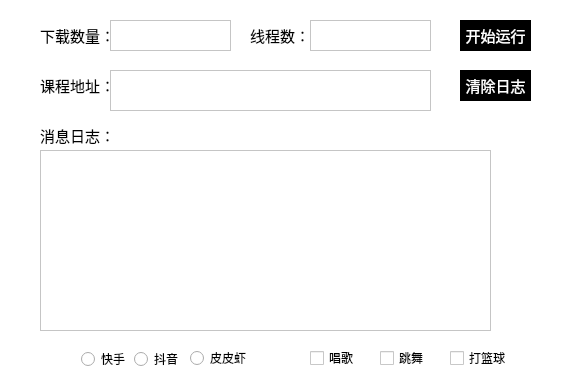
Qt form ui_spider/crawler_case/test2.ui (xwk134/myspider) before a commit.
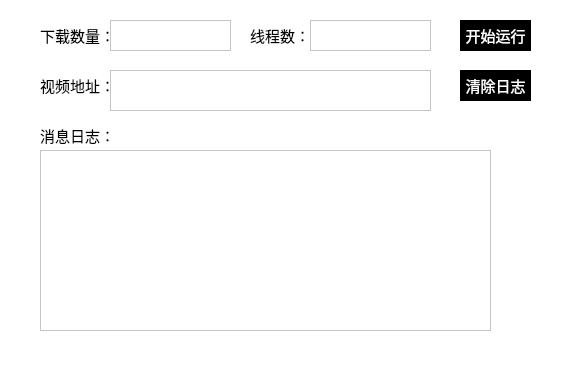
The same form after that commit.

Commit message: B站视频下载路径修改

Patch:
```diff
--- a/ui_spider/crawler_case/test2.ui
+++ b/ui_spider/crawler_case/test2.ui
@@ -79,7 +79,7 @@
     </rect>
    </property>
    <property name="text">
-    <string>课程地址：</string>
+    <string>视频地址：</string>
    </property>
   </widget>
   <widget class="QLabel" name="label_2">
@@ -161,102 +161,6 @@
     </rect>
    </property>
   </widget>
-  <widget class="QRadioButton" name="radioButton">
-   <property name="geometry">
-    <rect>
-     <x>81</x>
-     <y>351</y>
-     <width>47</width>
-     <height>16</height>
-    </rect>
-   </property>
-   <property name="text">
-    <string>快手</string>
-   </property>
-   <attribute name="buttonGroup">
-    <string notr="true">buttonGroup</string>
-   </attribute>
-  </widget>
-  <widget class="QRadioButton" name="radioButton_2">
-   <property name="geometry">
-    <rect>
-     <x>134</x>
-     <y>351</y>
-     <width>47</width>
-     <height>16</height>
-    </rect>
-   </property>
-   <property name="text">
-    <string>抖音</string>
-   </property>
-   <attribute name="buttonGroup">
-    <string notr="true">buttonGroup</string>
-   </attribute>
-  </widget>
-  <widget class="QRadioButton" name="radioButton_3">
-   <property name="geometry">
-    <rect>
-     <x>190</x>
-     <y>350</y>
-     <width>89</width>
-     <height>16</height>
-    </rect>
-   </property>
-   <property name="text">
-    <string>皮皮虾</string>
-   </property>
-   <attribute name="buttonGroup">
-    <string notr="true">buttonGroup</string>
-   </attribute>
-  </widget>
-  <widget class="QCheckBox" name="checkBox">
-   <property name="geometry">
-    <rect>
-     <x>310</x>
-     <y>350</y>
-     <width>71</width>
-     <height>16</height>
-    </rect>
-   </property>
-   <property name="text">
-    <string>唱歌</string>
-   </property>
-   <attribute name="buttonGroup">
-    <string notr="true">buttonGroup_2</string>
-   </attribute>
-  </widget>
-  <widget class="QCheckBox" name="checkBox_2">
-   <property name="geometry">
-    <rect>
-     <x>380</x>
-     <y>350</y>
-     <width>71</width>
-     <height>16</height>
-    </rect>
-   </property>
-   <property name="text">
-    <string>跳舞</string>
-   </property>
-   <attribute name="buttonGroup">
-    <string notr="true">buttonGroup_2</string>
-   </attribute>
-  </widget>
-  <widget class="QCheckBox" name="checkBox_3">
-   <property name="geometry">
-    <rect>
-     <x>450</x>
-     <y>350</y>
-     <width>71</width>
-     <height>16</height>
-    </rect>
-   </property>
-   <property name="text">
-    <string>打篮球</string>
-   </property>
-   <attribute name="buttonGroup">
-    <string notr="true">buttonGroup_2</string>
-   </attribute>
-  </widget>
  </widget>
  <resources/>
  <connections/>
```
Left out of the diff: 2 changed lines with no effect on the pictures. The commit also changes 5 other files.
